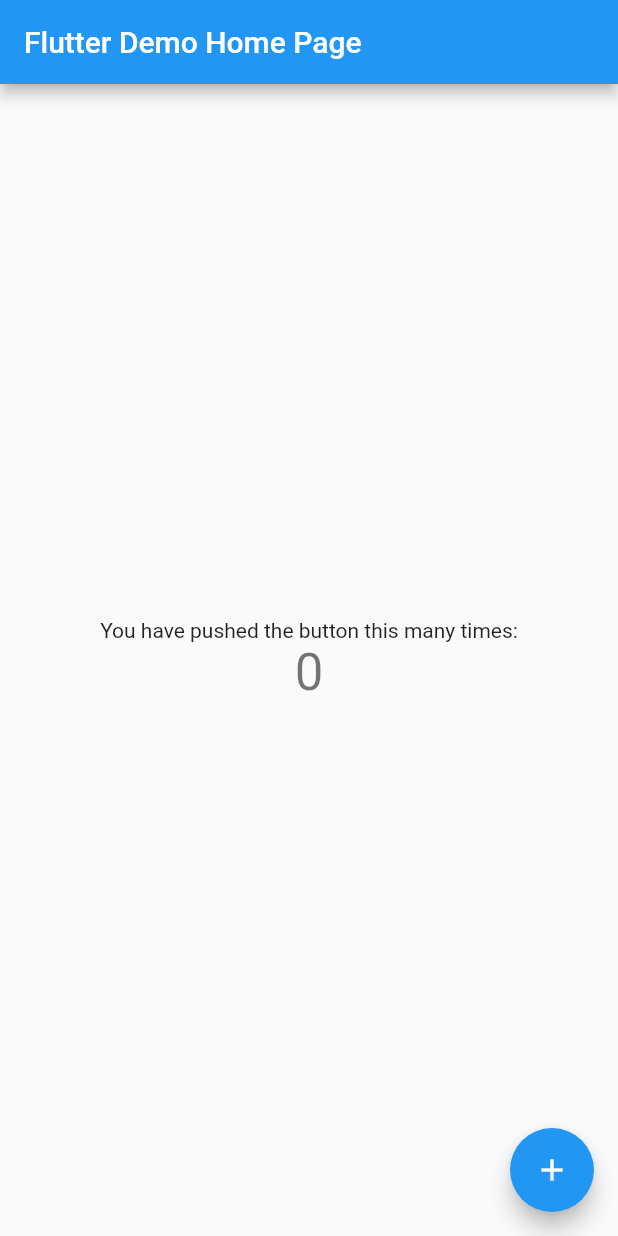
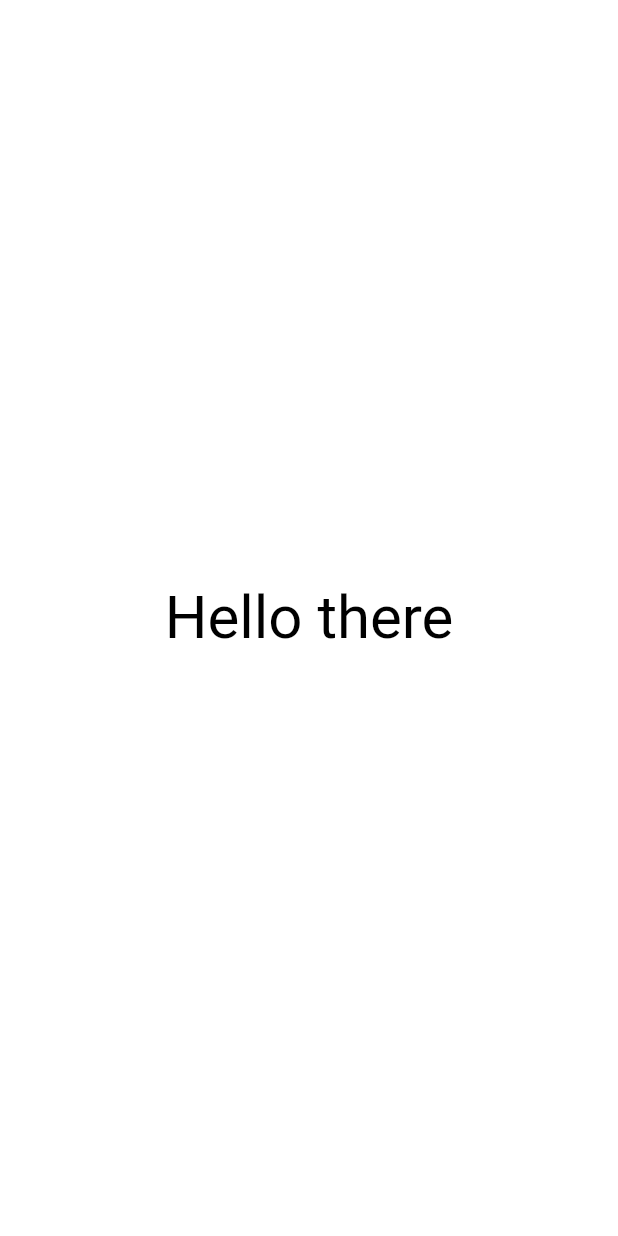
Before and after one commit to ETdvlpr/flutter-test-project, a Flutter app: the screen it shows after launch, on a phone screen of 412 x 824 dp. Run offline on Flutter 3.47's test engine with Material 2 defaults, Android fonts, the phone set to English and light mode, and no system bars.

Commit message:
create home page

```diff
--- a/lib/main.dart
+++ b/lib/main.dart
@@ -1,115 +1,6 @@
 import 'package:flutter/material.dart';
+import 'package:flutter_test_project/src/my_app.dart';
 
 void main() {
-  runApp(const MyApp());
+  runApp(MyApp());
 }
-
-class MyApp extends StatelessWidget {
-  const MyApp({super.key});
-
-  // This widget is the root of your application.
-  @override
-  Widget build(BuildContext context) {
-    return MaterialApp(
-      title: 'Flutter Demo',
-      theme: ThemeData(
-        // This is the theme of your application.
-        //
-        // Try running your application with "flutter run". You'll see the
-        // application has a blue toolbar. Then, without quitting the app, try
-        // changing the primarySwatch below to Colors.green and then invoke
-        // "hot reload" (press "r" in the console where you ran "flutter run",
-        // or simply save your changes to "hot reload" in a Flutter IDE).
-        // Notice that the counter didn't reset back to zero; the application
-        // is not restarted.
-        primarySwatch: Colors.blue,
-      ),
-      home: const MyHomePage(title: 'Flutter Demo Home Page'),
-    );
-  }
-}
-
-class MyHomePage extends StatefulWidget {
-  const MyHomePage({super.key, required this.title});
-
-  // This widget is the home page of your application. It is stateful, meaning
-  // that it has a State object (defined below) that contains fields that affect
-  // how it looks.
-
-  // This class is the configuration for the state. It holds the values (in this
-  // case the title) provided by the parent (in this case the App widget) and
-  // used by the build method of the State. Fields in a Widget subclass are
-  // always marked "final".
-
-  final String title;
-
-  @override
-  State<MyHomePage> createState() => _MyHomePageState();
-}
-
-class _MyHomePageState extends State<MyHomePage> {
-  int _counter = 0;
-
-  void _incrementCounter() {
-    setState(() {
-      // This call to setState tells the Flutter framework that something has
-      // changed in this State, which causes it to rerun the build method below
-      // so that the display can reflect the updated values. If we changed
-      // _counter without calling setState(), then the build method would not be
-      // called again, and so nothing would appear to happen.
-      _counter++;
-    });
-  }
-
-  @override
-  Widget build(BuildContext context) {
-    // This method is rerun every time setState is called, for instance as done
-    // by the _incrementCounter method above.
-    //
-    // The Flutter framework has been optimized to make rerunning build methods
-    // fast, so that you can just rebuild anything that needs updating rather
-    // than having to individually change instances of widgets.
-    return Scaffold(
-      appBar: AppBar(
-        // Here we take the value from the MyHomePage object that was created by
-        // the App.build method, and use it to set our appbar title.
-        title: Text(widget.title),
-      ),
-      body: Center(
-        // Center is a layout widget. It takes a single child and positions it
-        // in the middle of the parent.
-        child: Column(
-          // Column is also a layout widget. It takes a list of children and
-          // arranges them vertically. By default, it sizes itself to fit its
-          // children horizontally, and tries to be as tall as its parent.
-          //
-          // Invoke "debug painting" (press "p" in the console, choose the
-          // "Toggle Debug Paint" action from the Flutter Inspector in Android
-          // Studio, or the "Toggle Debug Paint" command in Visual Studio Code)
-          // to see the wireframe for each widget.
-          //
-          // Column has various properties to control how it sizes itself and
-          // how it positions its children. Here we use mainAxisAlignment to
-          // center the children vertically; the main axis here is the vertical
-          // axis because Columns are vertical (the cross axis would be
-          // horizontal).
-          mainAxisAlignment: MainAxisAlignment.center,
-          children: <Widget>[
-            const Text(
-              'You have pushed the button this many times:',
-            ),
-            Text(
-              '$_counter',
-              style: Theme.of(context).textTheme.headlineMedium,
-            ),
-          ],
-        ),
-      ),
-      floatingActionButton: FloatingActionButton(
-        onPressed: _incrementCounter,
-        tooltip: 'Increment',
-        child: const Icon(Icons.add),
-      ), // This trailing comma makes auto-formatting nicer for build methods.
-    );
-  }
-}
--- /dev/null
+++ b/lib/src/my_app.dart
@@ -0,0 +1,71 @@
+import 'dart:math' as math;
+import 'package:flutter/material.dart';
+
+/// This widget is the root of your application.
+class MyApp extends StatelessWidget {
+  @override
+  Widget build(BuildContext context) {
+    return MaterialApp(
+      debugShowCheckedModeBanner: false,
+      title: 'Flutter Demo',
+      theme: ThemeData(
+        primarySwatch: Colors.blue,
+      ),
+      home: HomePage(),
+    );
+  }
+}
+
+/// this is the main page that will be displayed
+class HomePage extends StatefulWidget {
+  @override
+  State<HomePage> createState() => _HomePageState();
+}
+
+class _HomePageState extends State<HomePage> {
+  /// The size for the text displayed in the middle of the screen
+  final double textSize = 40;
+
+  /// The maximum anount of luminance before the text has to be set to dark
+  /// luminance value is returned so that 0 is darkest and 1 is lightest
+  final double luminanceThreshold = 0.5;
+
+  /// The maximum hex value of color
+  final int maxColorInt = 0xFFFFFFFF;
+
+  /// The color of the widget that underlies the entire screen.
+  Color backgroundColor = Colors.white;
+
+  /// The color of the text to be displayed on the screen
+  /// This is set to dark or light depending on the luminance of the background
+  Color textColor = Colors.black;
+
+  /// Generates a random color value and sets it to background color
+  void _changeColor() {
+    setState(() {
+      backgroundColor =
+          Color(math.Random().nextInt(maxColorInt)).withOpacity(1.0);
+      textColor = backgroundColor.computeLuminance() > luminanceThreshold
+          ? Colors.black
+          : Colors.white;
+    });
+  }
+
+  @override
+  Widget build(BuildContext context) {
+    // This method is rerun every time setState is called, for instance as done
+    // by the _changeColor method above.
+    return GestureDetector(
+      onTap: _changeColor,
+      child: Scaffold(
+        backgroundColor: backgroundColor,
+        body: Center(
+          child: Text(
+            'Hello there',
+            style: TextStyle(color: textColor, fontSize: textSize),
+          ),
+        ),
+      ),
+    );
+  }
+}
```
